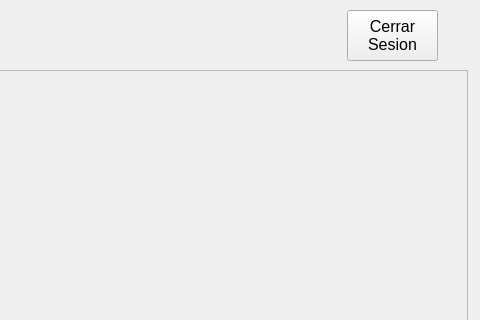
maurocipo/Bolsaco, file Bolsaco/mainwindow.ui: the form before one commit; both pictures show x 323 to 803 and y 0 to 320 of the 803 by 765 pixel window.
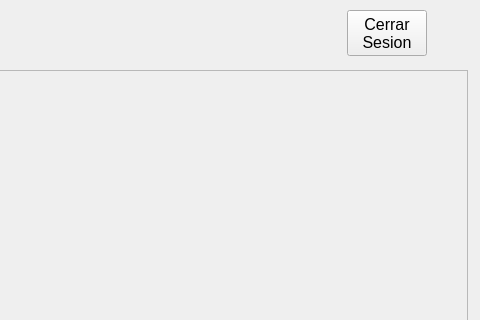
The form after the commit.

What changed in the file:
```diff
--- a/Bolsaco/mainwindow.ui
+++ b/Bolsaco/mainwindow.ui
@@ -66,8 +66,8 @@
      <rect>
       <x>670</x>
       <y>10</y>
-      <width>91</width>
-      <height>51</height>
+      <width>80</width>
+      <height>46</height>
      </rect>
     </property>
     <property name="font">
```
